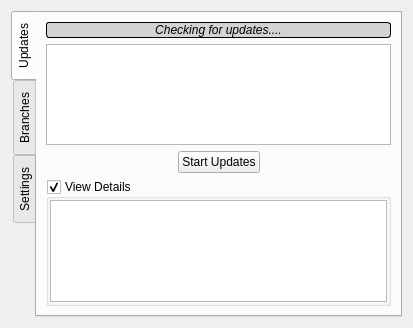
First picture: the form in src-qt5/gui_client/pages/page_updates.ui, repository trueos/sysadm-ui-qt, before the edit.
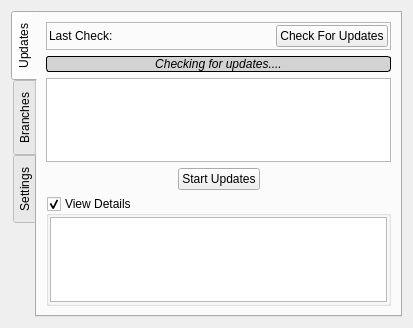
Second picture: the form after the edit. Icons and pictures are not drawn.

Commit message: Add a label showing the last time the check for updates was performed, and a button to forcibly check for updates as well into the update manager UI.

Patch:
```diff
--- a/src-qt5/gui_client/pages/page_updates.ui
+++ b/src-qt5/gui_client/pages/page_updates.ui
@@ -31,7 +31,7 @@
        <string>Updates</string>
       </attribute>
       <layout class="QGridLayout" name="gridLayout">
-       <item row="0" column="0">
+       <item row="1" column="0">
         <widget class="QStackedWidget" name="stacked_updates">
          <property name="currentIndex">
           <number>0</number>
@@ -317,6 +317,54 @@
          </widget>
         </widget>
        </item>
+       <item row="0" column="0">
+        <widget class="QFrame" name="frame_lastcheck">
+         <property name="frameShape">
+          <enum>QFrame::StyledPanel</enum>
+         </property>
+         <property name="frameShadow">
+          <enum>QFrame::Raised</enum>
+         </property>
+         <layout class="QHBoxLayout" name="horizontalLayout_6">
+          <property name="leftMargin">
+           <number>2</number>
+          </property>
+          <property name="topMargin">
+           <number>2</number>
+          </property>
+          <property name="rightMargin">
+           <number>2</number>
+          </property>
+          <property name="bottomMargin">
+           <number>2</number>
+          </property>
+          <item>
+           <widget class="QLabel" name="label_lastcheck">
+            <property name="sizePolicy">
+             <sizepolicy hsizetype="Expanding" vsizetype="Preferred">
+              <horstretch>0</horstretch>
+              <verstretch>0</verstretch>
+             </sizepolicy>
+            </property>
+            <property name="text">
+             <string notr="true">Last Check:</string>
+            </property>
+           </widget>
+          </item>
+          <item>
+           <widget class="QPushButton" name="push_check_updates">
+            <property name="text">
+             <string>Check For Updates</string>
+            </property>
+            <property name="icon">
+             <iconset resource="../../icons/icons.qrc">
+              <normaloff>:/icons/black/sync.svg</normaloff>:/icons/black/sync.svg</iconset>
+            </property>
+           </widget>
+          </item>
+         </layout>
+        </widget>
+       </item>
       </layout>
      </widget>
      <widget class="QWidget" name="tab_2">
```
The commit also changes 2 other files.
